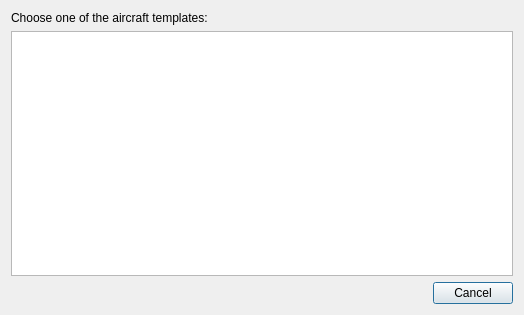
Qt form TIGLViewer/src/TIGLViewerNewFileDialog.ui (DLR-SC/tigl) before a commit.
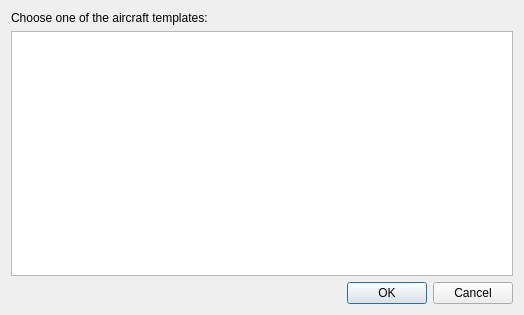
The same form after that commit.

```diff
--- a/TIGLViewer/src/TIGLViewerNewFileDialog.ui
+++ b/TIGLViewer/src/TIGLViewerNewFileDialog.ui
@@ -76,7 +76,7 @@
       <enum>Qt::Horizontal</enum>
      </property>
      <property name="standardButtons">
-      <set>QDialogButtonBox::Cancel</set>
+      <set>QDialogButtonBox::Cancel|QDialogButtonBox::Ok</set>
      </property>
     </widget>
    </item>
```
Left out of the diff: 16 changed lines with no effect on the pictures.
